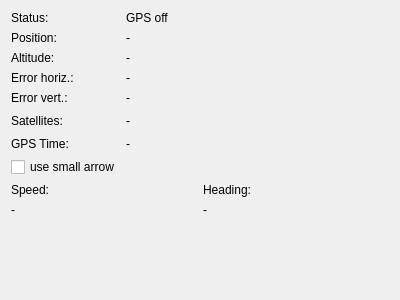
Before: the Qt Designer form src/ILiveLogToolWidget.ui in ntruchsess/QLandkarteGT, drawn with Qt 5.
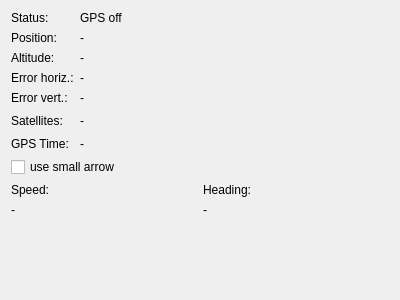
After: the same form once the commit is applied.

What changed in the file:
```diff
--- a/src/ILiveLogToolWidget.ui
+++ b/src/ILiveLogToolWidget.ui
@@ -159,13 +159,6 @@
      </property>
     </widget>
    </item>
-   <item row="7" column="0">
-    <widget class="QCheckBox" name="checkSmallArrow">
-     <property name="text">
-      <string>use small arrow</string>
-     </property>
-    </widget>
-   </item>
    <item row="9" column="0">
     <spacer name="verticalSpacer">
      <property name="orientation">
@@ -192,6 +185,13 @@
      </property>
     </spacer>
    </item>
+   <item row="7" column="0" colspan="3">
+    <widget class="QCheckBox" name="checkSmallArrow">
+     <property name="text">
+      <string>use small arrow</string>
+     </property>
+    </widget>
+   </item>
   </layout>
  </widget>
  <resources/>
```
